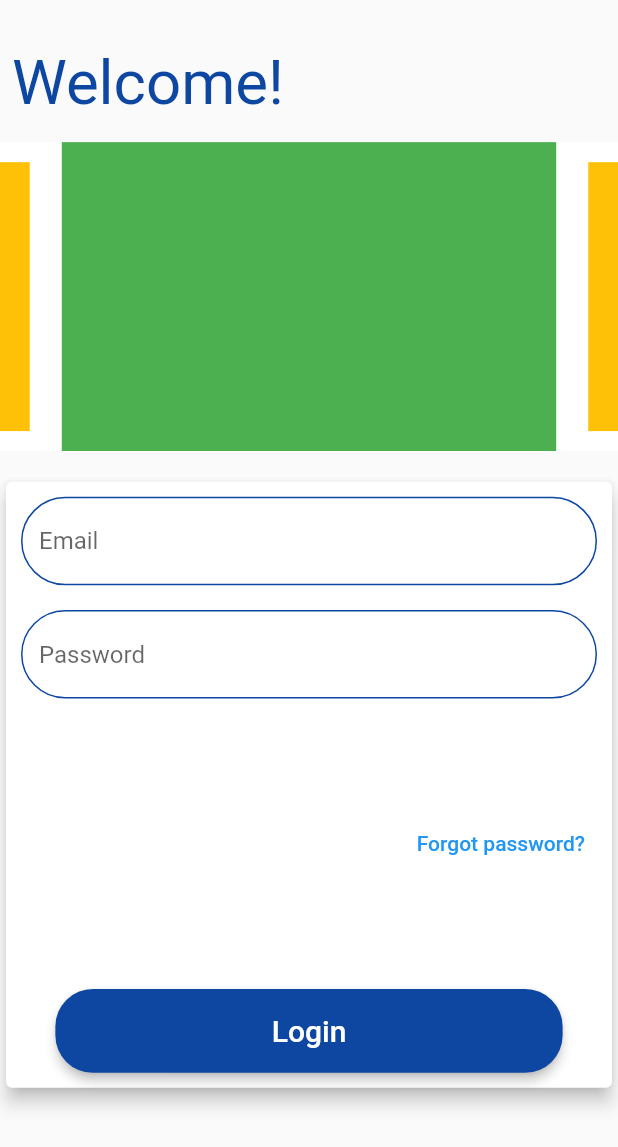
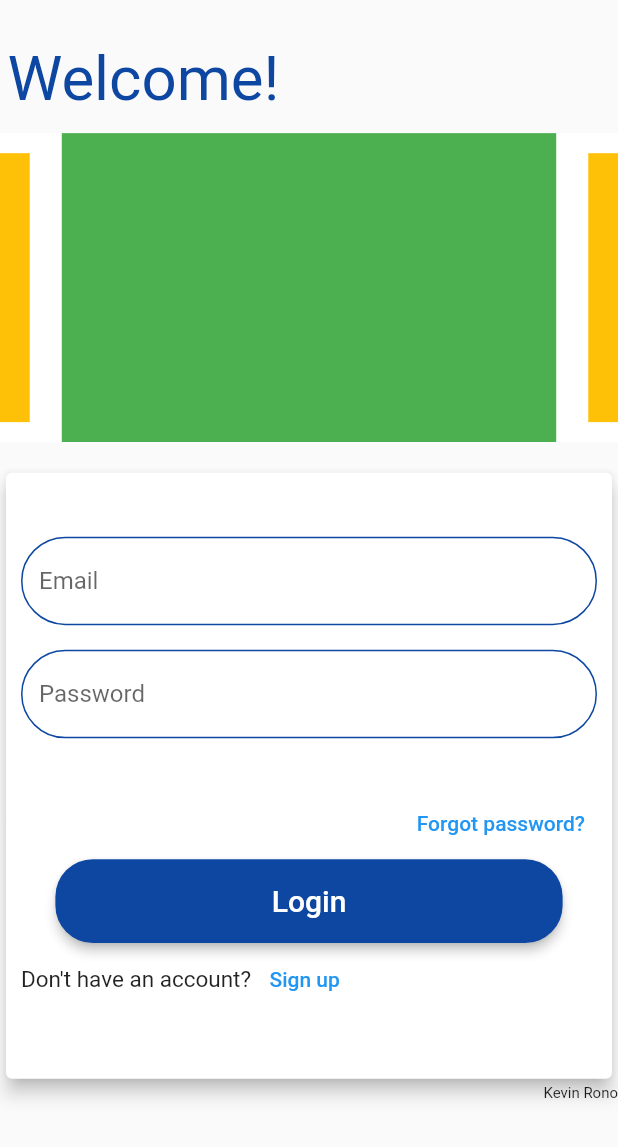
Before and after one commit to RonnyK36/finder, a Flutter app: the screen it shows after launch, after a tap on "Get started", on a phone screen of 412 x 824 dp. Shown: the top 1147 px of the screen. Run offline on Flutter 3.47's test engine with Material 2 defaults, Android fonts, the phone set to English and light mode, and no system bars; drawn by our look-alikes of carousel_slider; our stand-ins replace get, google_fonts; missing offline and left inert: dart:ffi; Roboto replaces fonts that are missing (NotoSansMono-Regular, Ubuntu); project files that could hold a hidden picture were left out.

Commit message:
Code refactoring

```diff
--- a/lib/config/configurations.dart
+++ b/lib/config/configurations.dart
@@ -7,6 +7,10 @@ var kButtonTS = GoogleFonts.ubuntu(textStyle: TextStyle(fontSize: 20));
 const kPrimaryColor = Color(0xff0d47a1);
 const kErrorColor = Color(0xfffe5350);
 const kAccentColor = Color(0xff6061fa);
+
+var kUbuntu15 = GoogleFonts.ubuntu(
+  textStyle: TextStyle(fontSize: 15),
+);
 
 class Config {
   static MediaQueryData? _mediaQueryData;
--- a/lib/main.dart
+++ b/lib/main.dart
@@ -13,6 +13,7 @@ class MyApp extends StatelessWidget {
       title: 'Finder',
       debugShowCheckedModeBanner: false,
       theme: ThemeData(
+        fontFamily: 'NotoSansMono-Regular',
         primaryColor: Color(0xff0d47a1),
         accentColor: Color(0xff6061fa),
       ),
--- a/lib/views/screens/login_ui_screen.dart
+++ b/lib/views/screens/login_ui_screen.dart
@@ -5,6 +5,7 @@ import 'package:finder/views/screens/sign_in_form.dart';
 import 'package:finder/widgets/login_header.dart';
 import 'package:finder/widgets/reusable_button.dart';
 import 'package:flutter/material.dart';
+import 'package:google_fonts/google_fonts.dart';
 
 // import 'package:flutter_svg/svg.dart';
 
@@ -58,6 +59,13 @@ class _LoginPageState extends State<LoginPage> {
                 height: Config.screenHeight! * 0.02,
               ),
               SignInForm(),
+              Align(
+                alignment: Alignment.centerRight,
+                child: Text(
+                  'Kevin Rono',
+                  style: TextStyle(fontSize: 10),
+                ),
+              ),
             ],
           ),
         ),
--- a/lib/views/screens/sign_in_form.dart
+++ b/lib/views/screens/sign_in_form.dart
@@ -1,7 +1,9 @@
 import 'package:finder/config/configurations.dart';
-import 'package:finder/widgets/reusable_button.dart';
+import 'package:finder/views/screens/home_screen.dart';
 import 'package:finder/widgets/rounded_text_form_field.dart';
+import 'package:finder/widgets/sign_in_buttons.dart';
 import 'package:flutter/material.dart';
+import 'package:get/get.dart';
 
 class SignInForm extends StatelessWidget {
   final TextEditingController _emailController = TextEditingController();
@@ -16,28 +18,17 @@ class SignInForm extends StatelessWidget {
           elevation: 5,
           child: Padding(
             padding: EdgeInsets.all(10),
-            child: Column(
-              children: [
-                buildTextFormFields(),
-                Expanded(
-                  flex: 1,
-                  child: Align(
-                    alignment: Alignment.centerRight,
-                    child: TextButton(
-                      child: Text('Forgot password?'),
-                      onPressed: () {},
-                    ),
+            child: Center(
+              child: Column(
+                mainAxisAlignment: MainAxisAlignment.spaceEvenly,
+                children: [
+                  buildTextFormFields(),
+                  SignInButtons(
+                    label: 'Login',
+                    onPressed: () => Get.to(() => HomeScreen()),
                   ),
-                ),
-                reusableButton(
-                  context,
-                  padding: EdgeInsets.symmetric(
-                      horizontal: Config.screenWidth! * 0.35,
-                      vertical: Config.screenHeight! * 0.02),
-                  label: 'Login',
-                  onPressed: () {},
-                ),
-              ],
+                ],
+              ),
             ),
           ),
         ),
--- a/lib/widgets/login_header.dart
+++ b/lib/widgets/login_header.dart
@@ -20,7 +20,7 @@ class TitleSection extends StatelessWidget {
           crossAxisAlignment: CrossAxisAlignment.start,
           children: [
             Padding(
-              padding: EdgeInsets.all(8.0),
+              padding: EdgeInsets.all(5.0),
               child: Text(title!,
                   style: GoogleFonts.ubuntu(
                     textStyle: TextStyle(
--- /dev/null
+++ b/lib/widgets/sign_in_buttons.dart
@@ -0,0 +1,52 @@
+import 'dart:ffi';
+
+import 'package:finder/config/configurations.dart';
+import 'package:finder/views/screens/home_screen.dart';
+import 'package:finder/widgets/reusable_button.dart';
+import 'package:flutter/material.dart';
+import 'package:get/get.dart';
+
+class SignInButtons extends StatelessWidget {
+  const SignInButtons({
+    Key? key,
+    required this.label,
+    required this.onPressed,
+  }) : super(key: key);
+  final String label;
+  final VoidCallback onPressed;
+
+  @override
+  Widget build(BuildContext context) {
+    return Column(
+      children: [
+        Align(
+          alignment: Alignment.centerRight,
+          child: TextButton(
+            child: Text('Forgot password?'),
+            onPressed: () {},
+          ),
+        ),
+        reusableButton(
+          context,
+          padding: EdgeInsets.symmetric(
+              horizontal: Config.screenWidth! * 0.35,
+              vertical: Config.screenHeight! * 0.02),
+          label: label,
+          onPressed: onPressed,
+        ),
+        Align(
+          alignment: Alignment.centerLeft,
+          child: Row(
+            children: [
+              Text(
+                'Don\'t have an account? ',
+                style: kUbuntu15,
+              ),
+              TextButton(onPressed: () {}, child: Text('Sign up')),
+            ],
+          ),
+        ),
+      ],
+    );
+  }
+}
```
Also changed, not shown: lib/views/screens/home_screen.dart (+31 -8 lines), lib/views/screens/sign_up_screen.dart (+46 -0 lines), pubspec.yaml (+5 -4 lines), 6 other files.
